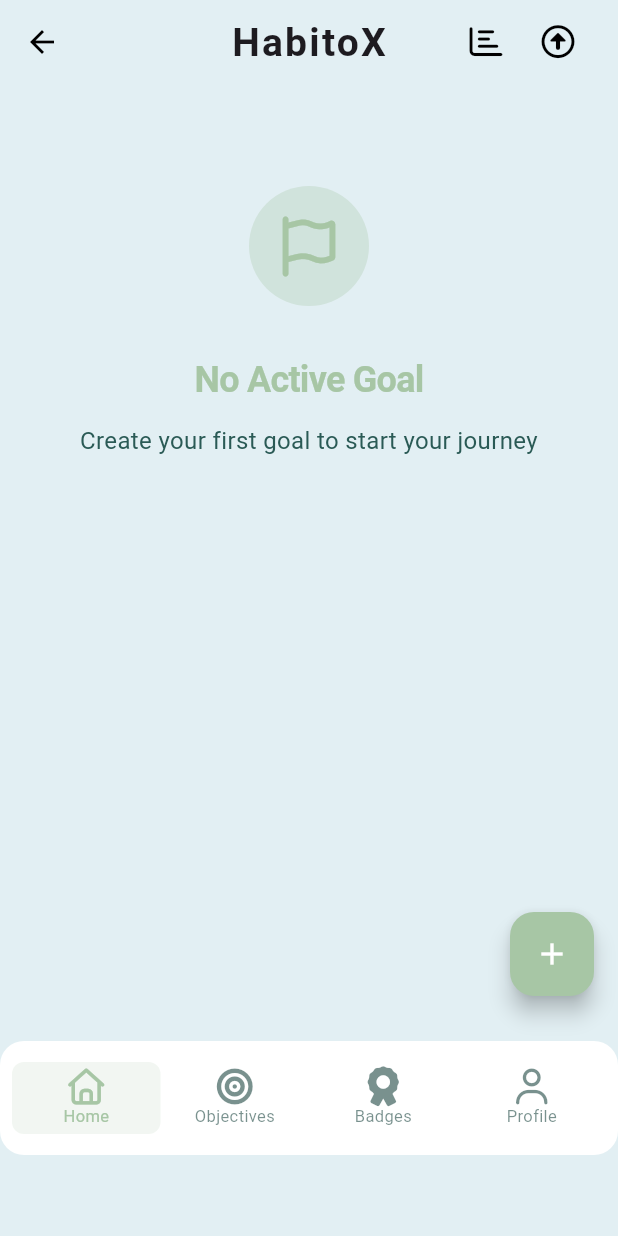
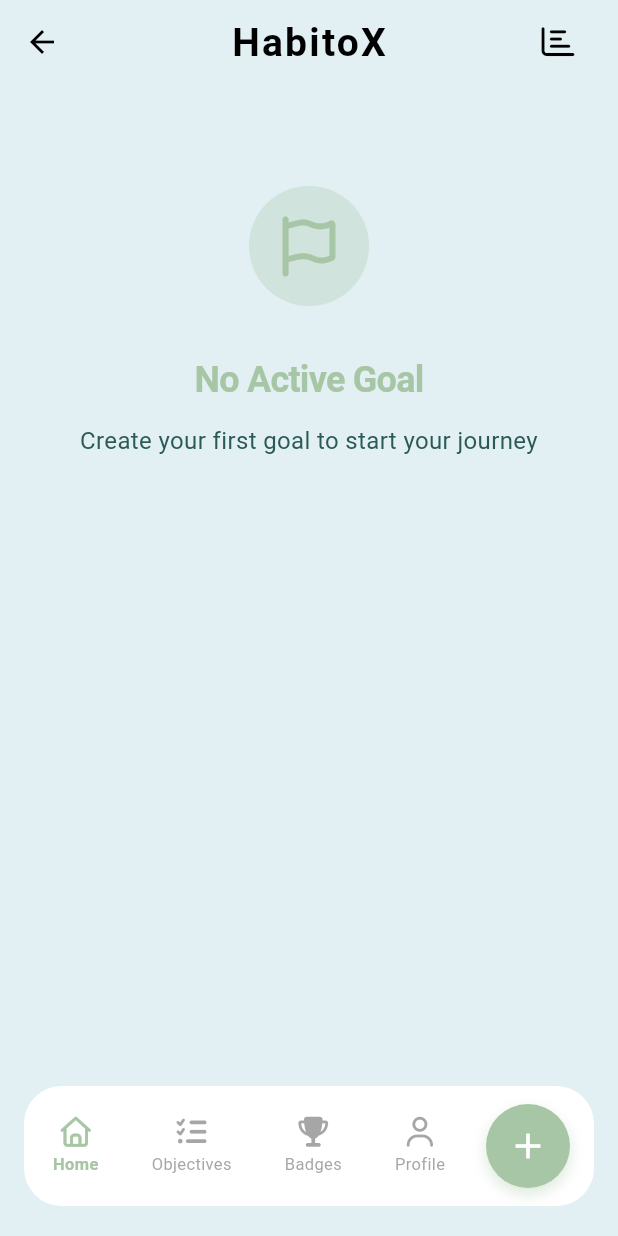
Before and after one commit to MOUSSBEKK/HabitoX, a Flutter app: the HomeScreen screen opened directly, on a phone screen of 412 x 824 dp. Run offline on Flutter 3.47's test engine with Material 3 defaults, Android fonts, the phone set to English and light mode, and no system bars; drawn by our look-alikes of floating_bottom_navigation_bar, toastification; our stand-ins replace adaptive_dialog, fl_chart, flutter_heatmap_calendar, flutter_local_notifications, font_awesome_flutter, in_app_review and 4 more; missing offline and left inert: home_widget; accounts and stored records are empty.

Commit message:
fix: nav bar ui

```diff
--- a/lib/screens/home_screen.dart
+++ b/lib/screens/home_screen.dart
@@ -1,4 +1,7 @@
 import 'package:flutter/material.dart';
+import 'package:flutter/foundation.dart';
+import 'dart:io';
+import 'dart:ui';
 import 'package:modal_bottom_sheet/modal_bottom_sheet.dart';
 import 'goals_screen.dart';
 import 'profile_screen.dart';
@@ -57,53 +60,166 @@ class _HomeScreenState extends State<HomeScreen> {
           const ProfileScreen(),
         ],
       ),
-          floatingActionButton: _currentIndex == 0
-              ? FloatingActionButton(
-                  onPressed: () => _showAddGoalBottomSheet(context),
-                  backgroundColor: HomeColors.primaryColor,
-                  foregroundColor: Colors.white,
-                  child: const Icon(Icons.add),
-                )
-              : null,
-          bottomNavigationBar: SizedBox(width: double.infinity, height: 144, child: Padding(padding: const EdgeInsets.fromLTRB(0, 0, 0, 16), child: FloatingNavbar(
-            currentIndex: _currentIndex,
-            onTap: (int val) {
-              setState(() {
-                _currentIndex = val;
-              });
-            },
-            backgroundColor: Colors.white,
-            selectedItemColor: HomeColors.primaryColor,
-            unselectedItemColor: HomeColors.darkColor.withValues(alpha: 0.6),
-            selectedBackgroundColor: HomeColors.primaryColor.withValues(alpha: 0.15),
-            borderRadius: 16,
-            itemBorderRadius: 8,
-            margin: const EdgeInsets.symmetric(vertical: 14, horizontal: 0),
-            padding: const EdgeInsets.symmetric(vertical: 14, horizontal: 0),
-            elevation: 8,
-            width: double.infinity,
-            items: [
-              FloatingNavbarItem(
-                icon: FontAwesomeIcons.house,
-                title: AppLocalizations.of(context)!.home,
+      bottomNavigationBar: _buildModernBottomNavBar(),
+      // Bouton de débogage flottant (seulement en mode debug)
+    );
+  }
+
+  Widget _buildModernBottomNavBar() {
+    return Container(
+      margin: const EdgeInsets.fromLTRB(16, 0, 16, 20),
+      child: ClipRRect(
+        borderRadius: BorderRadius.circular(18),
+        child: _buildNavBarContent(),
       ),
-              FloatingNavbarItem(
-                icon: FontAwesomeIcons.bullseye,
-                title: AppLocalizations.of(context)!.nav_objectives,
+    );
+  }
+
+  Widget _buildNavBarContent() {
+    Widget content = Container(
+      height: 80,
+      decoration: BoxDecoration(
+        color: Theme.of(context).colorScheme.surface,
+        borderRadius: BorderRadius.circular(25),
       ),
-              FloatingNavbarItem(
-                icon: FontAwesomeIcons.award,
-                title: AppLocalizations.of(context)!.nav_badges,
+      child: Row(
+        children: [
+          Expanded(
+            flex: 4,
+            child: Row(
+              mainAxisAlignment: MainAxisAlignment.spaceEvenly,
+              children: [
+                _buildNavItem(
+                  icon: FontAwesomeIcons.home,
+                  label: AppLocalizations.of(context)!.home,
+                  index: 0,
                 ),
-              FloatingNavbarItem(
+                _buildNavItem(
+                  icon: FontAwesomeIcons.listCheck,
+                  label: AppLocalizations.of(context)!.nav_objectives,
+                  index: 1,
+                ),
+                _buildNavItem(
+                  icon: FontAwesomeIcons.trophy,
+                  label: AppLocalizations.of(context)!.nav_badges,
+                  index: 2,
+                ),
+                _buildNavItem(
                   icon: FontAwesomeIcons.user,
-                title: AppLocalizations.of(context)!.nav_profile,
+                  label: AppLocalizations.of(context)!.nav_profile,
+                  index: 3,
                 ),
               ],
             ),
           ),
+          Padding(
+            padding: const EdgeInsets.fromLTRB(8, 8, 16, 8),
+            child: _buildAddButton(),
           ),
-          // Bouton de débogage flottant (seulement en mode debug)
+        ],
+      ),
+    );
+
+    // Pour iOS, ajouter un effet de verre avec backdrop filter
+    if (_isIOS()) {
+      return _buildLiquidGlassEffect(content);
+    }
+
+    return content;
+  }
+
+  Widget _buildNavItem({
+    required IconData icon,
+    required String label,
+    required int index,
+  }) {
+    final isSelected = _currentIndex == index;
+
+    return GestureDetector(
+      onTap: () {
+        setState(() {
+          _currentIndex = index;
+        });
+      },
+      child: Container(
+        padding: const EdgeInsets.symmetric(horizontal: 16, vertical: 8),
+        // decoration: BoxDecoration(
+        //   color: isSelected
+        //       ? const Color.fromARGB(255, 48, 48, 48).withOpacity(0.2)
+        //       : Colors.transparent,
+        //   borderRadius: BorderRadius.circular(20),
+        // ),
+        child: Column(
+          mainAxisSize: MainAxisSize.min,
+          children: [
+            Icon(
+              icon,
+              color: isSelected
+                  ? Theme.of(context).colorScheme.secondary
+                  : Theme.of(context).colorScheme.primaryFixed,
+              size: 20,
+            ),
+            const SizedBox(height: 4),
+            Text(
+              label,
+              style: TextStyle(
+                color: isSelected
+                    ? Theme.of(context).colorScheme.secondary
+                    : Theme.of(context).colorScheme.primaryFixed,
+                fontSize: 11,
+                fontWeight: isSelected ? FontWeight.w600 : FontWeight.w400,
+              ),
+            ),
+          ],
+        ),
+      ),
     );
   }
+
+  Widget _buildAddButton() {
+    return Container(
+      width: 56,
+      height: 56,
+      decoration: BoxDecoration(
+        color: HomeColors.primaryColor,
+        shape: BoxShape.circle,
+        boxShadow: [
+          BoxShadow(
+            color: HomeColors.primaryColor.withOpacity(0.4),
+            blurRadius: 8,
+            offset: const Offset(0, 4),
+          ),
+        ],
+      ),
+      child: Material(
+        color: Colors.transparent,
+        child: InkWell(
+          borderRadius: BorderRadius.circular(28),
+          onTap: () => _showAddGoalBottomSheet(context),
+          child: const Icon(Icons.add, color: Colors.white, size: 28),
+        ),
+      ),
+    );
   }
+
+  Widget _buildLiquidGlassEffect(Widget child) {
+    return ClipRRect(
+      borderRadius: BorderRadius.circular(25),
+      child: BackdropFilter(
+        filter: ImageFilter.blur(sigmaX: 10, sigmaY: 10),
+        child: Container(
+          decoration: BoxDecoration(
+            color: Colors.black.withOpacity(0.1),
+            borderRadius: BorderRadius.circular(25),
+            border: Border.all(color: Colors.white.withOpacity(0.2), width: 1),
+          ),
+          child: child,
+        ),
+      ),
+    );
+  }
+
+  bool _isIOS() {
+    return !kIsWeb && Platform.isIOS;
+  }
+}
--- a/lib/screens/profile_screen.dart
+++ b/lib/screens/profile_screen.dart
@@ -39,7 +39,7 @@ class _ProfileScreenState extends State<ProfileScreen>
               child: Column(
                 crossAxisAlignment: CrossAxisAlignment.stretch,
                 children: [
-                  _buildUpgradeCard(isTablet),
+                  // _buildUpgradeCard(isTablet),
                   const SizedBox(height: 16),
                   _buildLevelCard(isTablet),
                   const SizedBox(height: 16),
@@ -85,67 +85,67 @@ extension on _ProfileScreenState {
     return 'assets/badges/${assetFiles[badgeIndex]}';
   }
 
-  Widget _buildUpgradeCard(bool isTablet) {
-    return GestureDetector(
-      // Ouvre la page de souscription premium
-      onTap: () => Navigator.pushNamed(context, '/premium_unlock'),
-      child: Container(
-        padding: EdgeInsets.all(isTablet ? 20 : 16),
-        decoration: BoxDecoration(
-          borderRadius: BorderRadius.circular(isTablet ? 20 : 16),
-          gradient: const LinearGradient(
-            colors: [Color(0xFF6db399), Color(0xFFa9c4a5)],
-            begin: Alignment.topLeft,
-            end: Alignment.bottomRight,
-          ),
-          boxShadow: [
-            BoxShadow(
-              // ! changer pour Theme.of(context).colorScheme.shadow
-              color: const Color(0xFF6db399).withOpacity(0.25),
-              blurRadius: 18,
-              offset: const Offset(0, 8),
-            ),
-          ],
-        ),
-        child: Row(
-          children: [
-            Container(
-              padding: const EdgeInsets.all(12),
-              decoration: BoxDecoration(
-                color: Colors.white.withOpacity(0.2),
-                borderRadius: BorderRadius.circular(12),
-              ),
-              child: const Icon(Icons.auto_awesome, color: Colors.white),
-            ),
-            const SizedBox(width: 12),
-            Expanded(
-              child: Column(
-                crossAxisAlignment: CrossAxisAlignment.start,
-                children: [
-                  Text(
-                    AppLocalizations.of(context)!.upgrade_card_title,
-                    style: TextStyle(
-                      color: Colors.white,
-                      fontWeight: FontWeight.w700,
-                      fontSize: 16,
-                    ),
-                  ),
-                  Text(
-                    AppLocalizations.of(context)!.upgrade_card_subtitle,
-                    style: TextStyle(
-                      color: Colors.white.withOpacity(0.95),
-                      fontSize: 12,
-                      fontWeight: FontWeight.w500,
-                    ),
-                  ),
-                ],
-              ),
-            ),
-          ],
-        ),
-      ),
-    );
-  }
+  // Widget _buildUpgradeCard(bool isTablet) {
+  //   return GestureDetector(
+  //     // Ouvre la page de souscription premium
+  //     onTap: () => Navigator.pushNamed(context, '/premium_unlock'),
+  //     child: Container(
+  //       padding: EdgeInsets.all(isTablet ? 20 : 16),
+  //       decoration: BoxDecoration(
+  //         borderRadius: BorderRadius.circular(isTablet ? 20 : 16),
+  //         gradient: const LinearGradient(
+  //           colors: [Color(0xFF6db399), Color(0xFFa9c4a5)],
+  //           begin: Alignment.topLeft,
+  //           end: Alignment.bottomRight,
+  //         ),
+  //         boxShadow: [
+  //           BoxShadow(
+  //             // ! changer pour Theme.of(context).colorScheme.shadow
+  //             color: const Color(0xFF6db399).withOpacity(0.25),
+  //             blurRadius: 18,
+  //             offset: const Offset(0, 8),
+  //           ),
+  //         ],
+  //       ),
+  //       child: Row(
+  //         children: [
+  //           Container(
+  //             padding: const EdgeInsets.all(12),
+  //             decoration: BoxDecoration(
+  //               color: Colors.white.withOpacity(0.2),
+  //               borderRadius: BorderRadius.circular(12),
+  //             ),
+  //             child: const Icon(Icons.auto_awesome, color: Colors.white),
+  //           ),
+  //           const SizedBox(width: 12),
+  //           Expanded(
+  //             child: Column(
+  //               crossAxisAlignment: CrossAxisAlignment.start,
+  //               children: [
+  //                 Text(
+  //                   AppLocalizations.of(context)!.upgrade_card_title,
+  //                   style: TextStyle(
+  //                     color: Colors.white,
+  //                     fontWeight: FontWeight.w700,
+  //                     fontSize: 16,
+  //                   ),
+  //                 ),
+  //                 Text(
+  //                   AppLocalizations.of(context)!.upgrade_card_subtitle,
+  //                   style: TextStyle(
+  //                     color: Colors.white.withOpacity(0.95),
+  //                     fontSize: 12,
+  //                     fontWeight: FontWeight.w500,
+  //                   ),
+  //                 ),
+  //               ],
+  //             ),
+  //           ),
+  //         ],
+  //       ),
+  //     ),
+  //   );
+  // }
 
   Widget _buildLevelCard(bool isTablet) {
     return Consumer<UserProfileService>(
@@ -363,26 +363,26 @@ extension on _ProfileScreenState {
         _buildSettingsCategory(
           title: AppLocalizations.of(context)!.settings_categorie_ressources,
           items: [
-            _SettingItem(
-              key: SettingKey.importData,
-              icon: FaIcon(
-                FontAwesomeIcons.fileImport,
-                size: 20,
-                color: Theme.of(context).iconTheme.color,
-              ),
-              title: AppLocalizations.of(context)!.settings_import,
-              locked: true,
-            ),
-            _SettingItem(
-              key: SettingKey.exportData,
-              icon: FaIcon(
-                FontAwesomeIcons.fileExport,
-                size: 20,
-                color: Theme.of(context).iconTheme.color,
-              ),
-              title: AppLocalizations.of(context)!.settings_export,
-              locked: true,
-            ),
+            // _SettingItem(
+            //   key: SettingKey.importData,
+            //   icon: FaIcon(
+            //     FontAwesomeIcons.fileImport,
+            //     size: 20,
+            //     color: Theme.of(context).iconTheme.color,
+            //   ),
+            //   title: AppLocalizations.of(context)!.settings_import,
+            //   locked: true,
+            // ),
+            // _SettingItem(
+            //   key: SettingKey.exportData,
+            //   icon: FaIcon(
+            //     FontAwesomeIcons.fileExport,
+            //     size: 20,
+            //     color: Theme.of(context).iconTheme.color,
+            //   ),
+            //   title: AppLocalizations.of(context)!.settings_export,
+            //   locked: true,
+            // ),
             _SettingItem(
               key: SettingKey.privacyPolicy,
               icon: FaIcon(
@@ -492,7 +492,10 @@ extension on _ProfileScreenState {
               for (int i = 0; i < items.length; i++) ...[
                 _buildSettingTile(items[i], isTablet),
                 if (i != items.length - 1)
-                  Divider(height: 1, color: Colors.grey.shade200),
+                  Divider(
+                    height: 1,
+                    color: Theme.of(context).dividerTheme.color,
+                  ),
               ],
             ],
           ),
--- a/lib/services/onboarding_service.dart
+++ b/lib/services/onboarding_service.dart
@@ -30,7 +30,9 @@ class OnboardingService extends ChangeNotifier {
       _isLoading = false;
       notifyListeners();
 
-      debugPrint('🚀 OnboardingService: Premier utilisateur = $_isFirstTimeUser');
+      debugPrint(
+        '🚀 OnboardingService: Premier utilisateur = $_isFirstTimeUser',
+      );
     } catch (e) {
       debugPrint('❌ Erreur lors de l\'initialisation de l\'onboarding: $e');
       _isLoading = false;
@@ -73,5 +75,4 @@ class OnboardingService extends ChangeNotifier {
       }
     }
   }
-
 }
--- a/lib/widgets/skill_progress_widget.dart
+++ b/lib/widgets/skill_progress_widget.dart
@@ -22,10 +22,10 @@ class SkillProgressWidget extends StatelessWidget {
                 onPressed: () {},
                 icon: FaIcon(FontAwesomeIcons.chartBar, size: 22),
               ),
-              IconButton(
-                onPressed: () {},
-                icon: FaIcon(FontAwesomeIcons.circleUp, size: 22),
-              ),
+              // IconButton(
+              //   onPressed: () {},
+              //   icon: FaIcon(FontAwesomeIcons.circleUp, size: 22),
+              // ),
             ],
           ),
           body: Container(
--- a/pubspec.yaml
+++ b/pubspec.yaml
@@ -16,7 +16,7 @@ publish_to: 'none' # Remove this line if you wish to publish to pub.dev
 # https://developer.apple.com/library/archive/documentation/General/Reference/InfoPlistKeyReference/Articles/CoreFoundationKeys.html
 # In Windows, build-name is used as the major, minor, and patch parts
 # of the product and file versions while build-number is used as the build suffix.
-version: 1.0.0+5
+version: 1.0.0+7
 
 environment:
   sdk: ^3.9.0
@@ -53,6 +53,7 @@ dependencies:
     sdk: flutter
   intl: any
   floating_bottom_navigation_bar: ^1.5.2
+  liquid_glass_renderer: ^0.1.1-dev.10
 
 dev_dependencies:
   flutter_test:
```
Also changed, not shown: lib/main.dart (+16 -9 lines), lib/models/goal.dart (+7 -27 lines), lib/screens/settings/notification_settings_screen.dart (+24 -6 lines), lib/widgets/add_goal_bottom_sheet.dart (+8 -8 lines). Lines whose indentation alone changed are shown as unchanged.
